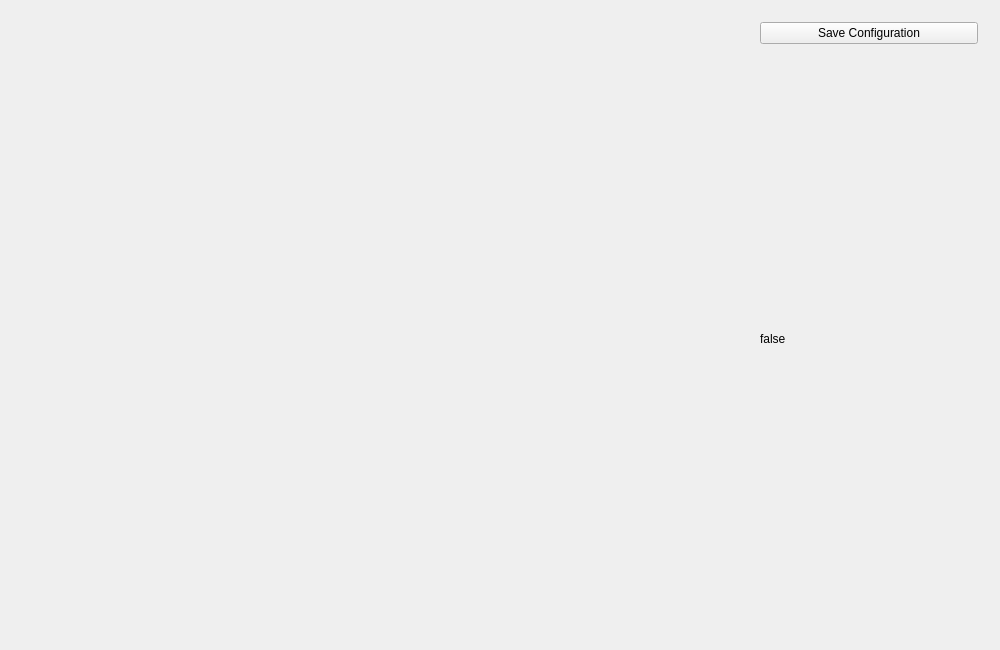
The window that src/apigui.ui (tobby88/ros-tapi-gui) describes before a commit, drawn with Qt 5.
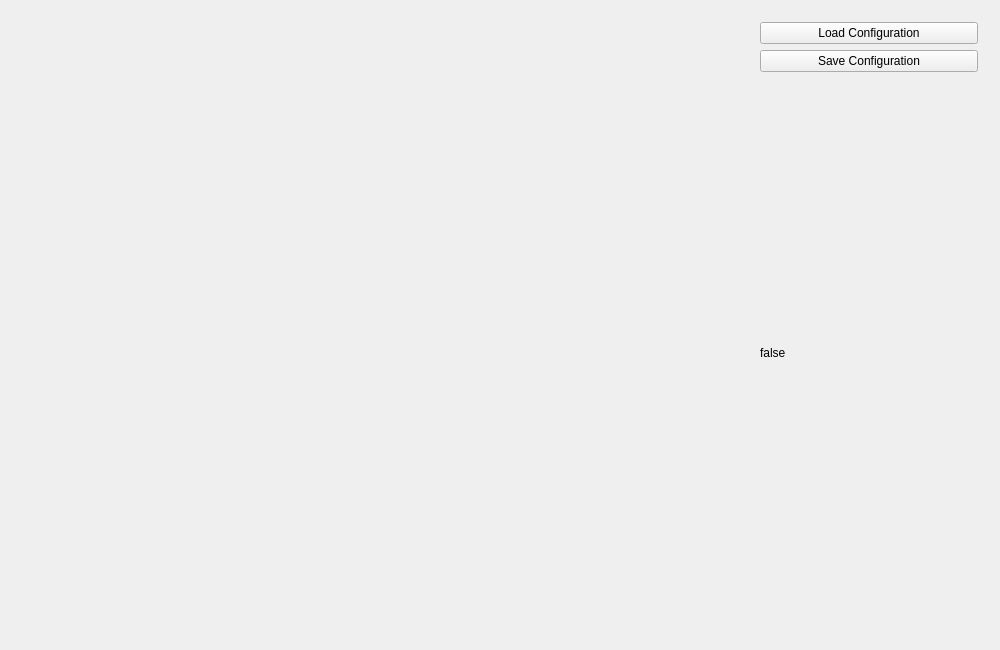
The same window after the commit.

Commit message: Enable loading configuration data

Patch:
```diff
--- a/src/apigui.ui
+++ b/src/apigui.ui
@@ -44,6 +44,13 @@
    <item>
     <widget class="QWidget" name="widget" native="true">
      <layout class="QVBoxLayout" name="verticalLayout_2">
+      <item>
+       <widget class="QPushButton" name="loadButton">
+        <property name="text">
+         <string>Load Configuration</string>
+        </property>
+       </widget>
+      </item>
       <item>
        <widget class="QPushButton" name="saveButton">
         <property name="text">
```
The commit also changes 2 other files.
